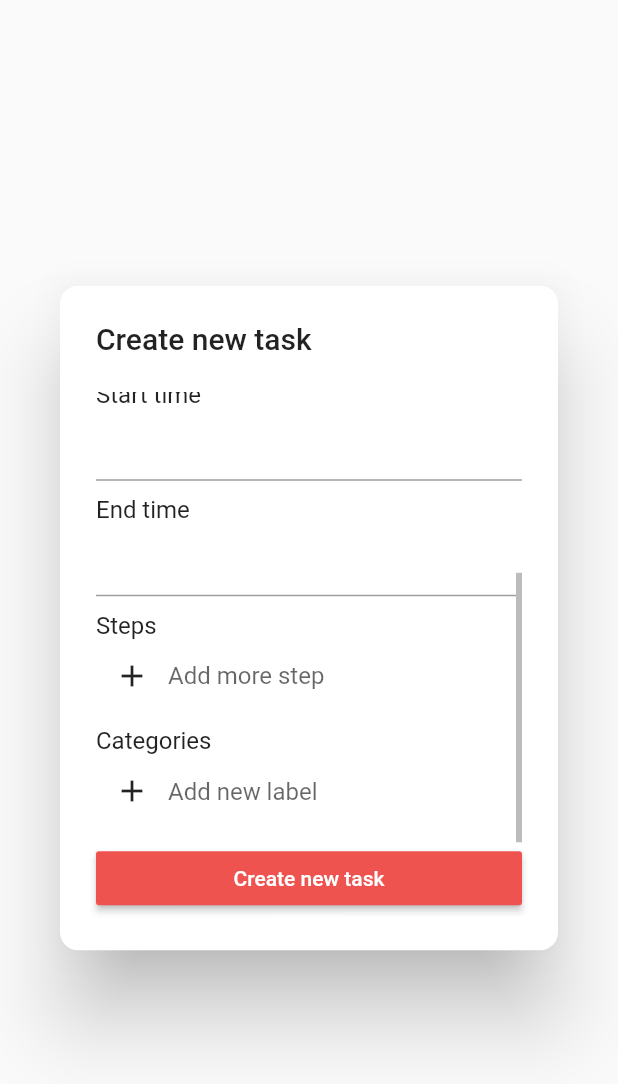
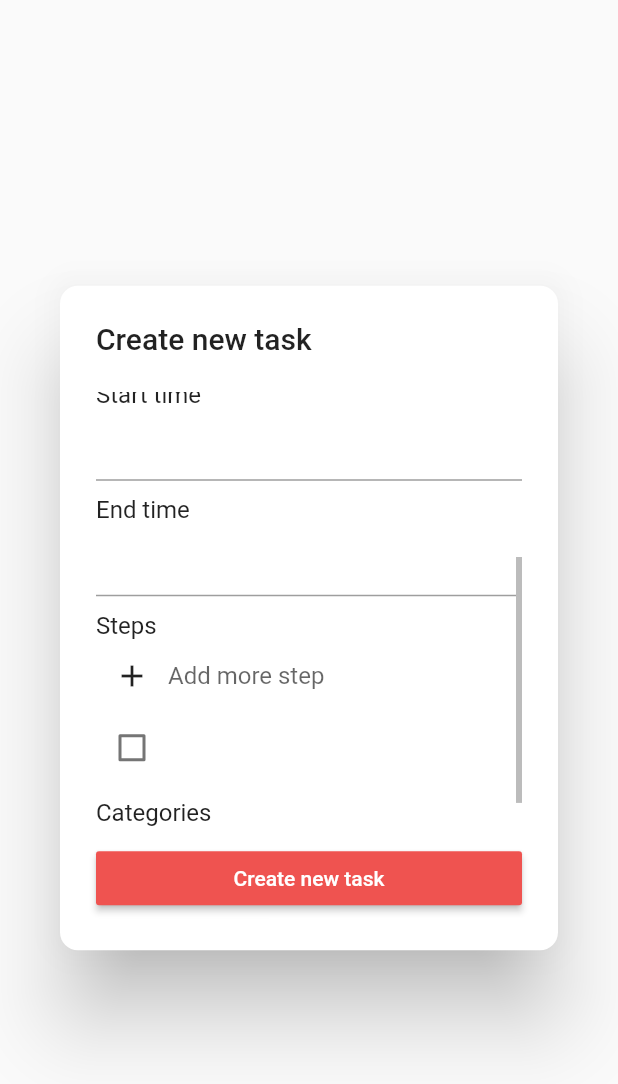
Before and after one commit to tung2389/To-do-manager, a Flutter app: the CreatorDialog widget shown alone on an empty page, opened directly, scrolled down 201 dp, after a tap on the "add" icon, on a phone screen of 412 x 824 dp. Shown: the top 1084 px of the screen. Run offline on Flutter 3.47's test engine with Material 2 defaults, Android fonts, the phone set to English and light mode, and no system bars; drawn by our look-alikes of datetime_picker_formfield; our stand-ins replace cloud_firestore, firebase_auth, shared_preferences; accounts and stored records are empty.

Commit message:
add label, stepView widget and make the code cleaner

```diff
--- /dev/null
+++ b/lib/model/step.dart
@@ -0,0 +1,20 @@
+import 'package:flutter/material.dart';
+
+class TaskStep{
+  String name;
+  bool completed;
+
+  TaskStep({
+    @required this.name,
+    @required this.completed
+  });
+
+  Map<String, dynamic> toMap() => {
+    'name': name,
+    'completed': completed
+  };
+  TaskStep.fromMap(Map<String, dynamic> step) {
+    name = step['name'];
+    completed = step['completed'];
+  }
+}
--- a/lib/model/task.dart
+++ b/lib/model/task.dart
@@ -1,11 +1,12 @@
 import 'package:flutter/material.dart';
+import '../model/step.dart';
 
 class Task {
   String id;
   String name;
   String importance;
   String description;
-  List<String> steps;
+  List<TaskStep> steps;
   List<String> labels;
   String startTime;
   String endTime;
@@ -29,7 +30,7 @@ class Task {
     'name': name,
     'importance': importance,
     'description': description,
-    'steps': steps,
+    'steps': steps.map((TaskStep s) => s.toMap()),
     'labels': labels,
     'startTime': startTime,
     'endTime': endTime,
--- a/lib/view/widgets/TaskCreator/creator.dart
+++ b/lib/view/widgets/TaskCreator/creator.dart
@@ -2,20 +2,10 @@ import 'package:flutter/material.dart';
 import '../dateTime/dateTime.dart';
 import './dropdown.dart';
 import '../loadingIndicator/loadingIndicator.dart';
+import './step.dart';
 import '../../../controller/task.dart';
 import '../../../model/task.dart';
-
-// List <String> _fields = [
-//   'id',
-//   'name',
-//   'importance',
-//   'description',
-//   'steps',
-//   'labels',
-//   'startTime',
-//   'endTime',
-//   'createdAt'
-// ];
+import '../../../model/step.dart';
 
 class CreatorDialog extends StatefulWidget {
   CreatorDialog({Key key}) : super(key: key);
@@ -28,36 +18,24 @@ class _CreatorDialogState extends State<CreatorDialog> {
   final TaskService _taskService = new TaskService();
   bool loading = false;
   final ScrollController _scrollBarController = ScrollController();
-  // void _buildFields() {
-  //   List<Widget> fieldWidgets  = [];
-  //   for (String field in _fields) {
-  //     fieldWidgets.add(
 
-  //     )
-  //   }
-  // }
-
-  void _onChange(String field, dynamic value) {
-    _task[field] = value;
-    setState(() {
-      _task = _task;
-    });
-  }
-
-  Map <String, dynamic> _task = new Task(
+  Task _task = new Task(
     id: '',
     name: '', //ok
     importance: '', //ok
     description: '',//ok
-    steps: [],
-    labels: [],
+    steps: new List<TaskStep>(),
+    labels: new List<String>(),
     startTime: '',//ok
     endTime: '',//ok
     status: 'pending',//ok
     createdAt: '' //ok
-  ).toMap();
+  );
 
-  String tempStep = '';
+  TaskStep tempStep = TaskStep(
+    name: '',
+    completed: false
+  );
   String tempLabel = '';
 
   @override
@@ -83,7 +61,11 @@ class _CreatorDialogState extends State<CreatorDialog> {
                     border: InputBorder.none,
                     hintText: "Enter task's name"
                   ),
-                  onChanged: (value) =>_onChange('name', value),
+                  onChanged: (value) {
+                    setState(() {
+                      _task.name = value;
+                    });
+                  },
                 ),
 
                 TextField(
@@ -91,37 +73,54 @@ class _CreatorDialogState extends State<CreatorDialog> {
                     border: InputBorder.none,
                     hintText: "Enter task's description"
                   ),
-                  onChanged: (value) =>_onChange('description', value),
+                  onChanged: (value) {
+                    setState(() {
+                      _task.description = value;
+                    });
+                  },
                 ),
                 SizedBox(height: 10), // Add margin
 
                 Text('Choose level'),
                 DropDownMenu(
-                  changeOption: _onChange
+                  changeOption: (value) {
+                    setState(() {
+                      _task.importance = value;
+                    });
+                  }
                 ),
                 SizedBox(height: 20), // Add margin
 
                 Text('Start time'),
                 BasicDateTimeField(
-                  onChanged: _onChange,
-                  field: 'startTime'
+                  onChanged: (value) {
+                    setState(() {
+                      _task.startTime = value;
+                    });
+                  },
                 ),
                 SizedBox(height: 10),
 
                 Text('End time'),
                 BasicDateTimeField(
-                  onChanged: _onChange,
-                  field: 'endTime'
+                  onChanged: (value) {
+                    setState(() {
+                      _task.endTime = value;
+                    });
+                  }
                 ),
                 SizedBox(height: 10),
-
                 Text('Steps'),
                 Row(
                   children: <Widget>[
                     IconButton(
                       icon: Icon(Icons.add),
                       tooltip: 'Add new steps',
-                      onPressed: () => _onChange('steps', _task['step'].add(tempStep)),
+                      onPressed: () {
+                        setState(() {
+                          _task.steps.add(tempStep);
+                        });
+                      },
                     ),
                     Expanded( // We need expanded so the textfield take the remaining space of row
                       child: TextField(
@@ -131,12 +130,21 @@ class _CreatorDialogState extends State<CreatorDialog> {
                         ),
                         onChanged: (value) {
                           setState(() {
-                            tempStep = value;
+                            tempStep.name = value;
                           });
                         },
                       ),
                     )
                   ],
+                ),
+                ListView.builder(
+                  itemBuilder: (context, index) {
+                    return StepView(
+                      step: _task.steps[index]
+                    );
+                  },
+                  itemCount: _task.steps.length,
+                  shrinkWrap: true,
                 ),
                 SizedBox(height: 10),
 
@@ -146,7 +154,11 @@ class _CreatorDialogState extends State<CreatorDialog> {
                     IconButton(
                       icon: Icon(Icons.add),
                       tooltip: 'Add labels',
-                      onPressed: () => _onChange('labels', _task['labels'].add(tempLabel))
+                      onPressed: () {
+                        setState(() {
+                          _task.labels.add(tempLabel);
+                        });
+                      }
                     ),
                     Expanded( // We need expanded so the textfield take the remaining space of row
                       child: TextField(
--- a/lib/view/widgets/TaskCreator/dropdown.dart
+++ b/lib/view/widgets/TaskCreator/dropdown.dart
@@ -1,7 +1,7 @@
 import 'package:flutter/material.dart';
 
 class DropDownMenu extends StatefulWidget {
-  final void Function(String field, dynamic value) changeOption;
+  final void Function(dynamic value) changeOption;
   DropDownMenu({this.changeOption});
 
   @override
@@ -18,7 +18,7 @@ class _DropDownMenuState extends State<DropDownMenu> {
         setState(() {
           dropdownValue = newValue;
         });
-        widget.changeOption('importance', newValue);
+        widget.changeOption(newValue);
       },
       items: <String>['trivial', 'normal', 'important', 'essential']
         .map<DropdownMenuItem<String>>((String value) {
--- /dev/null
+++ b/lib/view/widgets/TaskCreator/step.dart
@@ -0,0 +1,27 @@
+import 'package:flutter/material.dart';
+import '../../../model/step.dart';
+
+class StepView extends StatefulWidget {
+  final TaskStep step;
+  StepView({this.step, Key key}) : super(key: key);
+
+  @override
+  _StepViewState createState() => _StepViewState();
+}
+
+class _StepViewState extends State<StepView> {
+  @override
+  Widget build(BuildContext context) {
+    return Container(
+       child: Row(
+         children: <Widget>[
+           Checkbox(
+             value: widget.step.completed,
+             onChanged: (bool test) => {},
+           ),
+           Text('${widget.step.name}')
+         ],
+       ),
+    );
+  }
+}
--- a/lib/view/widgets/dateTime/dateTime.dart
+++ b/lib/view/widgets/dateTime/dateTime.dart
@@ -3,9 +3,8 @@ import 'package:intl/intl.dart';
 import 'package:datetime_picker_formfield/datetime_picker_formfield.dart';
 
 class BasicDateTimeField extends StatelessWidget {
-  BasicDateTimeField({this.onChanged, this.field});
-  final void Function(String field, dynamic value) onChanged;
-  final String field;
+  BasicDateTimeField({this.onChanged});
+  final void Function(dynamic value) onChanged;
 
   final format = DateFormat("yyyy-MM-dd HH:mm");
   @override
@@ -26,7 +25,7 @@ class BasicDateTimeField extends StatelessWidget {
                   TimeOfDay.fromDateTime(currentValue ?? DateTime.now()),
             );
 
-            onChanged(field, DateTimeField.combine(date, time));
+            onChanged(DateTimeField.combine(date, time));
             return DateTimeField.combine(date, time);
           } else {
             return currentValue;
```
Also changed, not shown: lib/controller/task.dart (+8 -6 lines), lib/view/widgets/TaskCreator/label.dart (added, +13 -0 lines).
